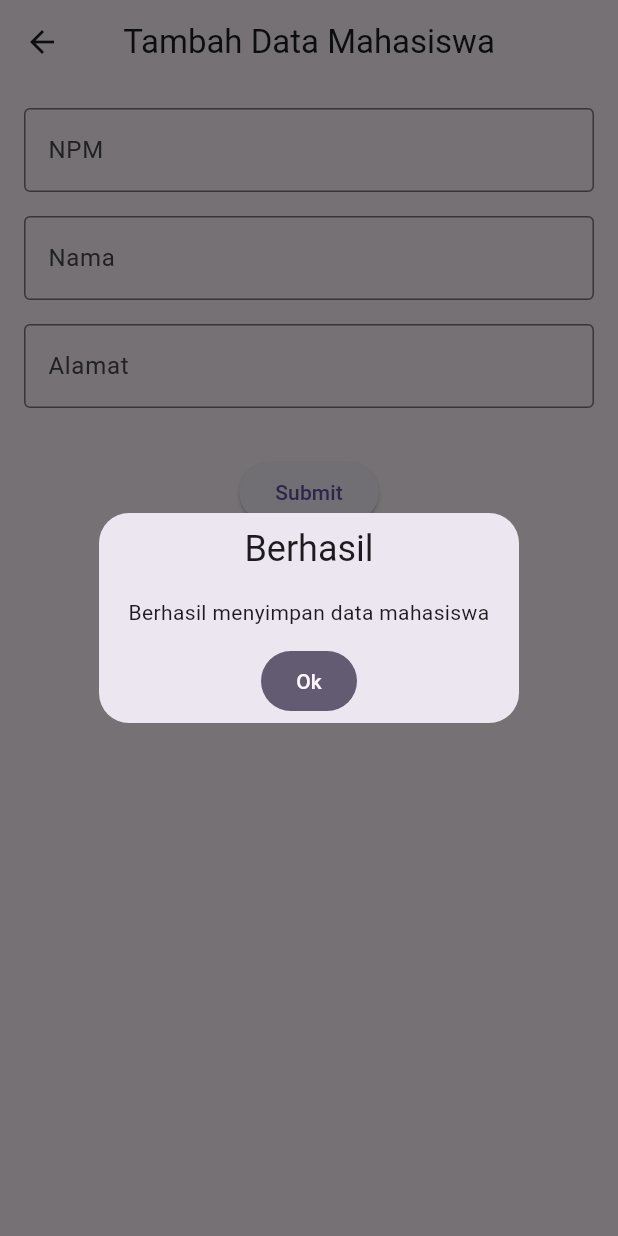
After one commit to masfiq28/latihan-if22c, a Flutter app: the MahasiswaAddView screen opened directly, after a tap on "Submit", on a phone screen of 412 x 824 dp. The commit adds this screen. Run offline on Flutter 3.47's test engine with Material 3 defaults, Android fonts, the phone set to English and light mode, and no system bars; our stand-ins replace cloud_firestore, firebase_auth, firebase_core, get; accounts and stored records are empty; network calls fail.

Commit message:
Fifth Commit

```diff
--- a/lib/app/modules/mahasiswa/controllers/mahasiswa_controller.dart
+++ b/lib/app/modules/mahasiswa/controllers/mahasiswa_controller.dart
@@ -21,4 +21,50 @@ class MahasiswaController extends GetxController {
 
     return mahasiswa.snapshots();
   }
+  void add(String npm, String nama, String alamat) async {
+    CollectionReference mahasiswa = firestore.collection("mahasiswa");
+
+    try {
+      await mahasiswa.add({
+        "npm": npm,
+        "nama": nama,
+        "alamat": alamat,
+      });
+      Get.defaultDialog(
+          title: "Berhasil",
+          middleText: "Berhasil menyimpan data mahasiswa",
+          onConfirm: () {
+            cNpm.clear();
+            cNama.clear();
+            Get.back();
+            Get.back();
+            textConfirm:
+            "OK";
+          });
+    } catch (e) {
+      print(e);
+      Get.defaultDialog(
+        title: "Terjadi Kesalahan",
+        middleText: "Gagal Menambahkan Mahasiswa.",
+      );
+    }
+  }
+  @override
+  void onInit() {
+    // TODO: implement onInit
+    cNpm = TextEditingController();
+    cNama = TextEditingController();
+    cAlamat = TextEditingController();
+    super.onInit();
+  }
+
+  @override
+  void onClose() {
+    // TODO: implement onClose
+    cNpm.dispose();
+    cNama.dispose();
+    cAlamat.dispose();
+    super.onClose();
+  }
+
 }
--- /dev/null
+++ b/lib/app/modules/mahasiswa/views/mahasiswa_add_view.dart
@@ -0,0 +1,62 @@
+import 'package:flutter/material.dart';
+import 'package:get/get.dart';
+import 'package:myapp/app/modules/mahasiswa/controllers/mahasiswa_controller.dart';
+
+class MahasiswaAddView extends GetView <MahasiswaController> {
+  const MahasiswaAddView({super.key});
+
+  @override
+  Widget build(BuildContext context) {
+
+    return Scaffold(
+      appBar: AppBar(
+        title: const Text('Tambah Data Mahasiswa'),
+        centerTitle: true,
+      ),
+      body: Padding(
+        padding: const EdgeInsets.all(16.0),
+        child: Column(
+          crossAxisAlignment: CrossAxisAlignment.start,
+          children: [
+            TextField(
+              controller: controller.cNpm ,
+              decoration: const InputDecoration(
+                labelText: 'NPM',
+                border: OutlineInputBorder(),
+              ),
+            ),
+            const SizedBox(height: 16),
+            TextField(
+              controller: controller.cNama,
+              decoration: const InputDecoration(
+                labelText: 'Nama',
+                border: OutlineInputBorder(),
+              ),
+            ),
+            const SizedBox(height: 16),
+            TextField(
+              controller: controller.cAlamat ,
+              decoration: const InputDecoration(
+                labelText: 'Alamat',
+                border: OutlineInputBorder(),
+              ),
+            ),
+            const SizedBox(height: 32),
+            Center(
+              child: ElevatedButton(
+                onPressed: () {
+                  controller.add(
+                    controller.cNpm.text,
+                    controller.cNama.text,
+                    controller.cAlamat.text
+                  );
+                },
+                child: const Text('Submit'),
+              ),
+            ),
+          ],
+        ),
+      ),
+    );
+  }
+}
```
Also changed, not shown: lib/app/modules/home/views/home_view.dart (+31 -6 lines).
